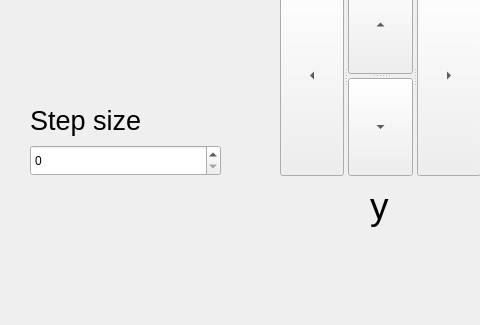
Qt form gui/Piezo/ui_APTpiezo_gui.ui (trezitorul/qudi) before a commit; both pictures show x 0 to 480 and y 275 to 600 of the 800 by 600 pixel window.
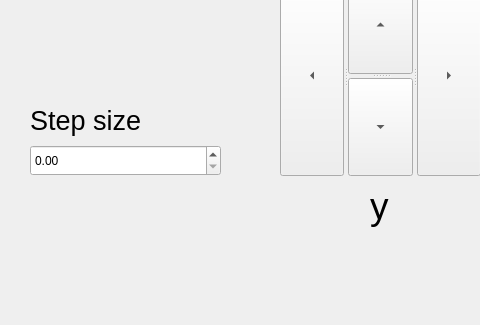
The same form after that commit.

The edit to the form file:
```diff
--- a/gui/Piezo/ui_APTpiezo_gui.ui
+++ b/gui/Piezo/ui_APTpiezo_gui.ui
@@ -14,7 +14,7 @@
    <string>MainWindow</string>
   </property>
   <widget class="QWidget" name="centralwidget">
-   <widget class="QSpinBox" name="StepSize">
+   <widget class="QDoubleSpinBox" name="StepSize">
     <property name="geometry">
      <rect>
       <x>30</x>
```
Left out of the diff: 4 changed lines with no effect on the pictures.
